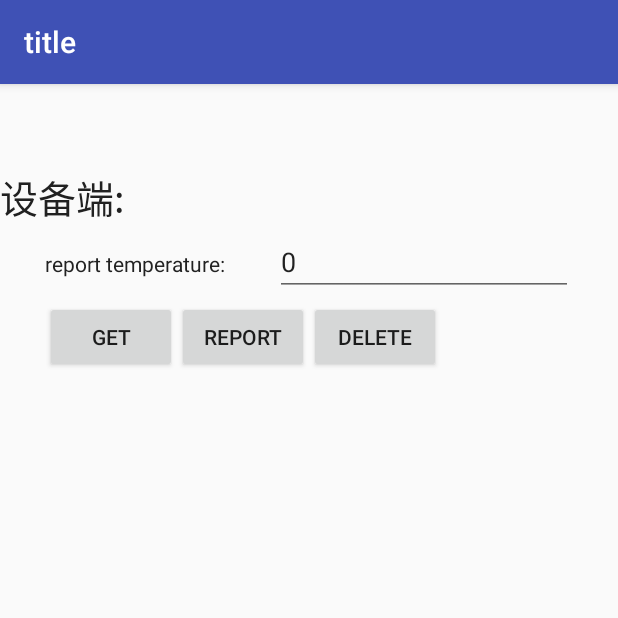
After one commit to tencentyun/tencent-cloud-iotsuite-android, an Android app: the fragment ShadowFragment placed in its activity, on a phone screen of 412 x 824 dp, the top half of it. The commit adds this screen. Run offline under Robolectric (Android 15) with nearby library versions, the phone set to English and light mode, and no system bars; 1 statement that could not run was skipped.

Commit message:
添加影子操作功能

```diff
--- a/IotSDK/build.gradle
+++ b/IotSDK/build.gradle
@@ -6,8 +6,8 @@ android {
     defaultConfig {
         minSdkVersion 18
         targetSdkVersion 25
-        versionCode 10003
-        versionName "1.0.3"
+        versionCode 10100
+        versionName "1.1.0"
         testInstrumentationRunner "android.support.test.runner.AndroidJUnitRunner"
     }
     buildTypes {
--- a/IotSDK/src/main/java/com/tencent/qcloud/iot/mqtt/constant/QCloudConstants.java
+++ b/IotSDK/src/main/java/com/tencent/qcloud/iot/mqtt/constant/QCloudConstants.java
@@ -19,7 +19,7 @@ public class QCloudConstants {
     /**
      * 请求token的url
      */
-    public static final String TOKEN_URL = "http://auth-device-iot.tencentcloudapi.com/device";
+    public static final String TOKEN_URL = "http://gz.auth-device-iot.tencentcloudapi.com/device";
 
     /**
      * 请求token成功的返回值标识
--- /dev/null
+++ b/IotSDK/src/main/java/com/tencent/qcloud/iot/mqtt/shadow/IShadowListener.java
@@ -0,0 +1,19 @@
+package com.tencent.qcloud.iot.mqtt.shadow;
+
+import org.json.JSONObject;
+
+/**
+ * Created by rongerwu on 2018/1/31.
+ * Copyright (c) 2018 Tencent Cloud. All Rights Reserved.
+ */
+
+public interface IShadowListener {
+
+    void onReplySuccess();
+
+    void onReplyFail(int errorCode, String status);
+
+    void onGetShadow(JSONObject desired, JSONObject reported);
+
+    void onControl(JSONObject desired);
+}
--- a/IotSample/src/main/java/com/tencent/qcloud/iot/sample/fragment/ConnectionFragment.java
+++ b/IotSample/src/main/java/com/tencent/qcloud/iot/sample/fragment/ConnectionFragment.java
@@ -91,6 +91,7 @@ public class ConnectionFragment extends Fragment {
             bundle.putParcelable(Constants.CONNECTION_KEY, mConnection);
             mTabHost.addTab(mTabHost.newTabSpec("Publish").setIndicator("Publish"), PublishFragment.class, bundle);
             mTabHost.addTab(mTabHost.newTabSpec("Subscribe").setIndicator("Subscribe"), SubscribeFragment.class, bundle);
+            mTabHost.addTab(mTabHost.newTabSpec("Shadow").setIndicator("Shadow"), ShadowFragment.class, bundle);
 
             mTVState = (TextView) rootView.findViewById(R.id.tv_state);
             mBtnEditInfo = (Button) rootView.findViewById(R.id.btn_edit_info);
--- a/IotSample/src/main/java/com/tencent/qcloud/iot/sample/fragment/PublishFragment.java
+++ b/IotSample/src/main/java/com/tencent/qcloud/iot/sample/fragment/PublishFragment.java
@@ -37,9 +37,10 @@ public class PublishFragment extends Fragment {
     public View onCreateView(LayoutInflater inflater, @Nullable ViewGroup container, @Nullable Bundle savedInstanceState) {
         if (mRootView == null) {
             final View rootView = inflater.inflate(R.layout.fragment_publish, container, false);
-            final EditText topicText = (EditText) rootView.findViewById(R.id.topic);
-            final EditText messageText = (EditText) rootView.findViewById(R.id.message);
-            Button btnPublish = (Button) rootView.findViewById(R.id.publish_button);
+            final EditText topicText = (EditText) rootView.findViewById(R.id.et_topic);
+            final EditText messageText = (EditText) rootView.findViewById(R.id.et_message);
+            final Button btnPublish = (Button) rootView.findViewById(R.id.btn_publish);
+
             btnPublish.setOnClickListener(new View.OnClickListener() {
                 @Override
                 public void onClick(View v) {
--- /dev/null
+++ b/IotSample/src/main/java/com/tencent/qcloud/iot/sample/fragment/ShadowFragment.java
@@ -0,0 +1,88 @@
+package com.tencent.qcloud.iot.sample.fragment;
+
+import android.os.Bundle;
+import android.support.annotation.Nullable;
+import android.support.v4.app.Fragment;
+import android.util.Log;
+import android.view.LayoutInflater;
+import android.view.View;
+import android.view.ViewGroup;
+import android.widget.Button;
+import android.widget.EditText;
+
+import com.tencent.qcloud.iot.sample.Connection;
+import com.tencent.qcloud.iot.sample.Constants;
+import com.tencent.qcloud.iot.sample.R;
+
+import org.json.JSONException;
+import org.json.JSONObject;
+
+/**
+ * Created by rongerwu on 2018/1/15.
+ * Copyright (c) 2018 Tencent Cloud. All Rights Reserved.
+ */
+
+/**
+ * 展示一台温度相关的设备如何操作影子
+ */
+public class ShadowFragment extends Fragment {
+    private static final String TAG = ShadowFragment.class.getSimpleName();
+    private View mRootView;
+    private Connection mConnection;
+
+    @Override
+    public void onCreate(@Nullable Bundle savedInstanceState) {
+        super.onCreate(savedInstanceState);
+        Bundle bundle = getArguments();
+        mConnection = (Connection) bundle.getParcelable(Constants.CONNECTION_KEY);
+    }
+
+    @Nullable
+    @Override
+    public View onCreateView(LayoutInflater inflater, @Nullable ViewGroup container, @Nullable Bundle savedInstanceState) {
+        if (mRootView == null) {
+            final View rootView = inflater.inflate(R.layout.fragment_shadow_temperature, container, false);
+            final EditText reportTemperature = (EditText) rootView.findViewById(R.id.et_report_temperature);
+            final Button btnGet = (Button) rootView.findViewById(R.id.btn_get);
+            final Button btnReport = (Button) rootView.findViewById(R.id.btn_report);
+            final Button btnDelete = (Button) rootView.findViewById(R.id.btn_delete);
+
+            btnGet.setOnClickListener(new View.OnClickListener() {
+                @Override
+                public void onClick(View v) {
+                    //获取影子
+                    mConnection.getShadow();
+                }
+            });
+            btnReport.setOnClickListener(new View.OnClickListener() {
+                @Override
+                public void onClick(View v) {
+                    JSONObject jsonObject = new JSONObject();
+                    try {
+                        //更新设备的温度属性到json，然后汇报到服务器更新影子
+                        jsonObject.put("temperature", reportTemperature.getText().toString());
+                        mConnection.reportShadow(jsonObject);
+                    } catch (JSONException e) {
+                        Log.d(TAG, "", e);
+                    }
+                }
+            });
+            btnDelete.setOnClickListener(new View.OnClickListener() {
+                @Override
+                public void onClick(View v) {
+                    JSONObject jsonObject = new JSONObject();
+                    try {
+                        //删除影子的temperature属性
+                        jsonObject.put("temperature", JSONObject.NULL);
+                        mConnection.deleteShadow(jsonObject);
+                    } catch (JSONException e) {
+                        Log.d(TAG, "", e);
+                    }
+                }
+            });
+
+            mRootView = rootView;
+        }
+        return mRootView;
+    }
+}
--- /dev/null
+++ b/IotSample/src/main/res/layout/fragment_shadow_temperature.xml
@@ -0,0 +1,53 @@
+<LinearLayout xmlns:android="http://schemas.android.com/apk/res/android"
+              android:layout_width="match_parent"
+              android:layout_height="match_parent"
+              android:layout_marginTop="56dp"
+              android:orientation="vertical">
+
+    <TextView
+        android:layout_width="wrap_content"
+        android:layout_height="wrap_content"
+        android:text="设备端: "
+        android:textColor="@color/textColorPrimary"
+        android:textSize="25sp"/>
+    <LinearLayout
+        android:layout_width="match_parent"
+        android:layout_height="wrap_content"
+        android:orientation="horizontal">
+
+        <TextView
+            style="@style/spinnerTextFieldLabel"
+            android:text="report temperature: "/>
+
+        <EditText
+            android:id="@+id/et_report_temperature"
+            android:layout_width="fill_parent"
+            android:layout_height="wrap_content"
+            android:layout_marginRight="30dp"
+            android:inputType="number"
+            android:text="0"/>
+    </LinearLayout>
+
+    <LinearLayout
+        android:layout_width="match_parent"
+        android:layout_height="wrap_content"
+        android:orientation="horizontal"
+        android:paddingLeft="30dp">
+        <Button
+            android:id="@+id/btn_get"
+            android:layout_width="wrap_content"
+            android:layout_height="wrap_content"
+            android:text="Get"/>
+        <Button
+            android:id="@+id/btn_report"
+            android:layout_width="wrap_content"
+            android:layout_height="wrap_content"
+            android:text="Report"/>
+        <Button
+            android:id="@+id/btn_delete"
+            android:layout_width="wrap_content"
+            android:layout_height="wrap_content"
+            android:text="Delete"/>
+    </LinearLayout>
+
+</LinearLayout>
```
Also changed, not shown: IotSDK/src/main/java/com/tencent/qcloud/iot/mqtt/QCloudIotMqttClient.java (+7 -7 lines), IotSDK/src/main/java/com/tencent/qcloud/iot/mqtt/QCloudIotMqttService.java (+114 -1 lines), IotSDK/src/main/java/com/tencent/qcloud/iot/mqtt/shadow/ShadowManager.java (+213 -0 lines), IotSDK/src/main/java/com/tencent/qcloud/iot/mqtt/shadow/ShadowTopicHelper.java (+7 -7 lines), IotSample/build.gradle (+4 -4 lines), IotSample/src/main/java/com/tencent/qcloud/iot/sample/Connection.java (+100 -2 lines), IotSample/src/main/res/layout/fragment_publish.xml (+4 -8 lines), 1 other file.
